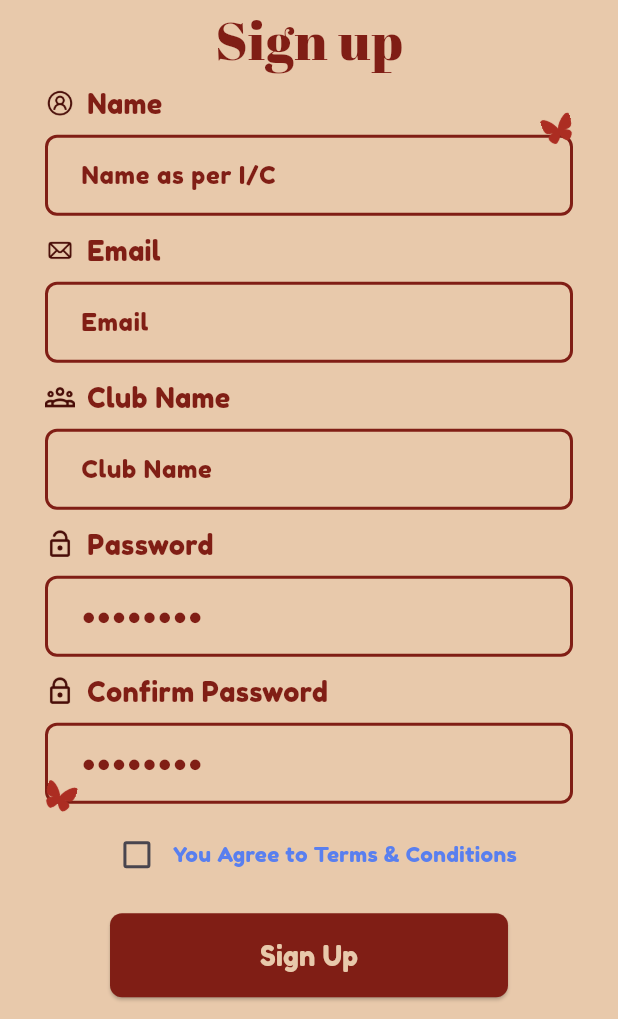
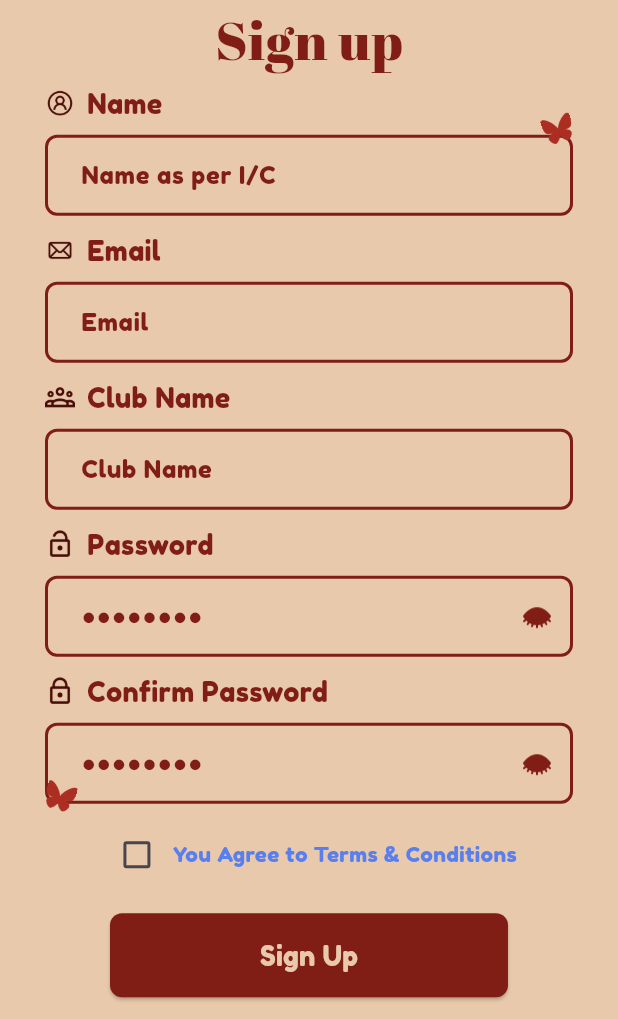
Before and after one commit to MaazPotrick/evinti, a Flutter app: the OrganizerRegistration screen opened directly, on a phone screen of 412 x 824 dp, the part 217-1236 px from its top. Run offline on Flutter 3.47's test engine with Material 3 defaults, Android fonts, the phone set to English and light mode, and no system bars; our stand-ins replace carousel_slider, cloud_firestore, firebase_auth, firebase_core, firebase_storage, fl_chart and 4 more; accounts and stored records are empty.

Commit message:
Added Show password button in both Registration pages

```diff
--- a/lib/OrganizerRegistration.dart
+++ b/lib/OrganizerRegistration.dart
@@ -20,6 +20,9 @@ class _OrganizerRegistrationState extends State<OrganizerRegistration> {
 
   // Terms & Conditions Checkbox
   bool agreeToTerms = false;
+
+  bool _isPasswordVisible = false;
+  bool _isConfirmPasswordVisible = false;
 
   @override
   Widget build(BuildContext context) {
@@ -108,7 +111,19 @@ class _OrganizerRegistrationState extends State<OrganizerRegistration> {
                     iconPath: 'assets/images/password2.png',
                     hintText: '●●●●●●●●',
                     labelText: 'Password',
-                    obscureText: true,
+                    obscureText: !_isPasswordVisible,
+                    suffixIcon: IconButton(
+                      icon: Image.asset(
+                        _isPasswordVisible ? 'assets/images/openEye2.png' : 'assets/images/closeEye2.png',
+                        height: 20,
+                        width: 20,
+                      ),
+                      onPressed: () {
+                        setState(() {
+                          _isPasswordVisible = !_isPasswordVisible;
+                        });
+                      },
+                    ),
                   ),
                   const SizedBox(height: 10), // Reduce space between fields
                   // Confirm Password Input
@@ -121,7 +136,19 @@ class _OrganizerRegistrationState extends State<OrganizerRegistration> {
                         iconPath: 'assets/images/confirm2.png',
                         hintText: '●●●●●●●●',
                         labelText: 'Confirm Password',
-                        obscureText: true,
+                        obscureText: !_isConfirmPasswordVisible,
+                        suffixIcon: IconButton(
+                          icon: Image.asset(
+                            _isConfirmPasswordVisible ? 'assets/images/openEye2.png' : 'assets/images/closeEye2.png',
+                            height: 20,
+                            width: 20,
+                          ),
+                          onPressed: () {
+                            setState(() {
+                              _isConfirmPasswordVisible = !_isConfirmPasswordVisible;
+                            });
+                          },
+                        ),
                       ),
                       Positioned(
                         left: 0,
@@ -237,7 +264,8 @@ class _OrganizerRegistrationState extends State<OrganizerRegistration> {
         required String hintText,
         required String labelText,
         required TextEditingController controller,
-        bool obscureText = false}) {
+        bool obscureText = false,
+        Widget? suffixIcon}) {
     return Column(
       crossAxisAlignment: CrossAxisAlignment.start,
       children: [
@@ -291,6 +319,7 @@ class _OrganizerRegistrationState extends State<OrganizerRegistration> {
               fontSize: 16,
               color: Color(0xFF801e15),
             ),
+            suffixIcon: suffixIcon,
           ),
         ),
       ],
--- a/pubspec.yaml
+++ b/pubspec.yaml
@@ -73,6 +73,8 @@ flutter:
     - assets/images/badge.png
     - assets/images/closeEye.png
     - assets/images/openEye.png
+    - assets/images/openEye2.png
+    - assets/images/closeEye2.png
 
   # Add custom fonts
   fonts:
```
Also changed, not shown: lib/StudentRegistration.dart (+32 -3 lines), assets/images/closeEye2.png (added), assets/images/openEye2.png (added).
